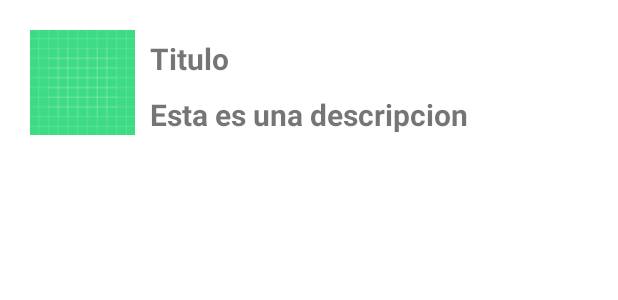
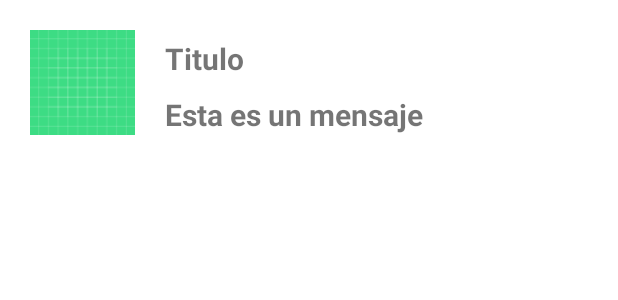
Before and after one commit to GiovanniAdb/FirebaseCLoudMessenging, an Android app: the layout notificacion.xml on its own in the app's theme, with its tools: preview values and no code run, on a phone screen of 412 x 824 dp. Shown: the top 300 px of the screen. Run offline under Robolectric (Android 15) with nearby library versions, the phone set to English and light mode, and no system bars.

Commit message:
Traer el token y mostrar la notificacion

```diff
--- a/app/build.gradle
+++ b/app/build.gradle
@@ -34,7 +34,6 @@ android {
 }
 
 dependencies {
-    implementarion "org.jetbrains.kotlin:kotlin-gradle-plugin:$kotlin_version"
     implementation 'com.google.firebase:firebase-messaging-ktx:23.0.0'
     implementation 'androidx.core:core-ktx:1.7.0'
     implementation 'androidx.appcompat:appcompat:1.6.1'
--- a/app/src/main/AndroidManifest.xml
+++ b/app/src/main/AndroidManifest.xml
@@ -8,7 +8,7 @@
         android:allowBackup="true"
         android:dataExtractionRules="@xml/data_extraction_rules"
         android:fullBackupContent="@xml/backup_rules"
-        android:icon="@mipmap/ic_launcher"
+        android:icon="@mipmap/ic_campana"
         android:label="@string/app_name"
         android:supportsRtl="true"
         android:theme="@style/Theme.FirebaseCLoudMessenging"
@@ -23,7 +23,7 @@
 
         <meta-data
             android:name="com.google.firebase.messaging.default_notificacion_icon"
-            android:resource="@drawable/ic_campana_background" />
+            android:resource="@drawable/ic_launcher_foreground" />
         <meta-data
             android:name="com.google.firebase.messaging.default_notificacion_color"
             android:resource="@color/purple_500" />
--- a/app/src/main/java/com/example/firebasecloudmessenging/MainActivity.kt
+++ b/app/src/main/java/com/example/firebasecloudmessenging/MainActivity.kt
@@ -3,6 +3,7 @@ package com.example.firebasecloudmessenging
 import androidx.appcompat.app.AppCompatActivity
 import android.os.Bundle
 import android.util.Log
+import android.widget.Toast
 import com.google.firebase.messaging.FirebaseMessaging
 
 class MainActivity : AppCompatActivity() {
@@ -13,6 +14,7 @@ class MainActivity : AppCompatActivity() {
         FirebaseMessaging.getInstance().token.addOnCompleteListener { task ->
             if (task.isSuccessful) {
                 val token = task.result
+                //Toast
                 Log.d("FCM", "Token: $token")
             } else {
                 Log.w("FCM", "Error al obtener el token", task.exception)
--- a/app/src/main/res/layout/notificacion.xml
+++ b/app/src/main/res/layout/notificacion.xml
@@ -10,12 +10,15 @@
 
         <ImageView
             android:id="@+id/app_logo"
+            android:layout_width="70dp"
+            android:layout_height="70dp"
+            android:layout_marginStart="10dp"
             android:layout_marginLeft="10dp"
             android:layout_marginTop="10dp"
-            android:layout_width="70dp"
-            android:layout_height="70dp"
-            android:src="@drawable/ic_campana_background"
-            android:contentDescription="TODO" />
+            android:layout_marginEnd="10dp"
+            android:layout_marginBottom="10dp"
+            android:contentDescription="TODO"
+            android:src="@drawable/ic_campana_background" />
 
         <TextView
             android:id="@+id/title"
@@ -29,14 +32,14 @@
             android:layout_marginTop="15dp"/>
 
         <TextView
-            android:id="@+id/description"
+            android:id="@+id/message"
             android:layout_width="wrap_content"
             android:layout_height="wrap_content"
             android:layout_below="@+id/title"
             android:layout_marginLeft="10dp"
             android:layout_marginTop="10dp"
             android:layout_toRightOf="@id/app_logo"
-            android:text="Esta es una descripcion"
+            android:text="Esta es un mensaje"
             android:textSize="20sp"
             android:textStyle="bold" />
 
--- a/build.gradle
+++ b/build.gradle
@@ -1,7 +1,6 @@
 buildscript {
     dependencies {
         classpath 'com.google.gms:google-services:4.3.15'
-        classpath "org.jetbrains.kotlin:kotlin-gradle-plugin:$kotlin_version"
         classpath 'com.android.tools.build:gradle:4.3.10'
     }
 }// Top-level build file where you can add configuration options common to all sub-projects/modules.
```
Also changed, not shown: app/src/main/java/com/example/firebasecloudmessenging/MyFirebaseMessagingService.kt (+52 -17 lines), app/src/main/ic_campanaDOS-playstore.png (added).
